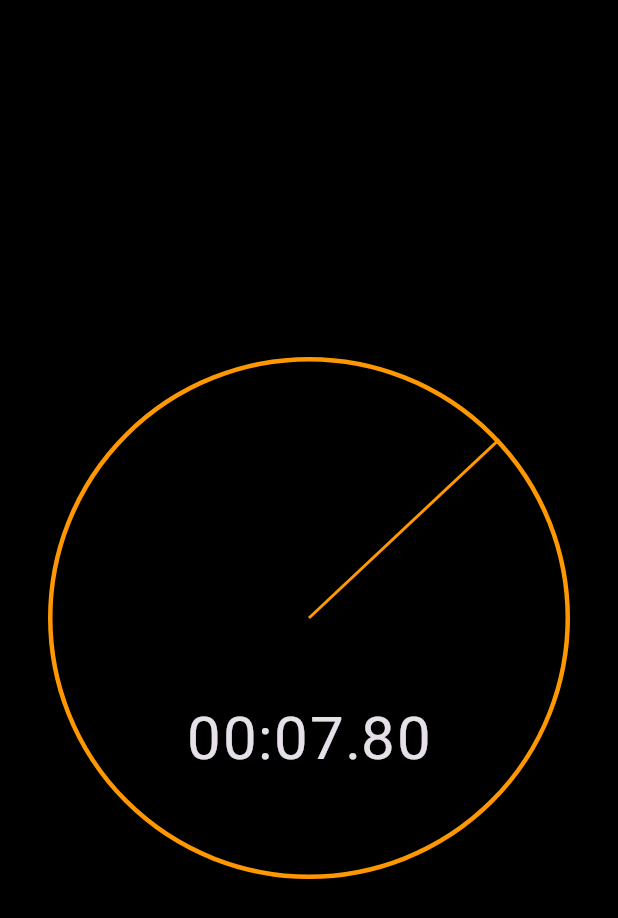
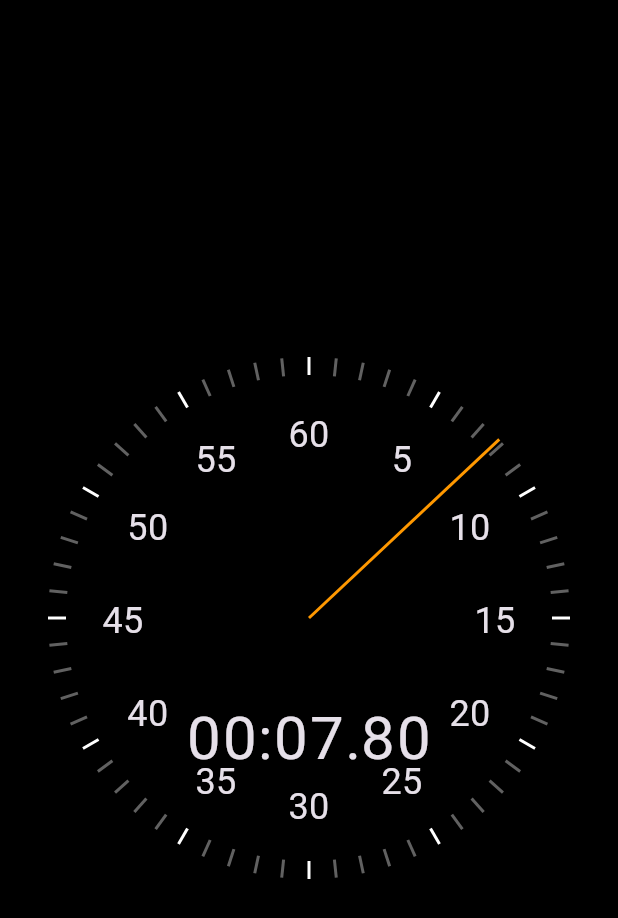
Before and after one commit to martinloesethjensen/flutter_animations_course, a Flutter app: the screen it shows after launch, on a phone screen of 412 x 824 dp. Shown: the top 918 px of the screen. Run offline on Flutter 3.47's test engine with Material 3 defaults, Android fonts, the light colour scheme and no system bars.

Commit message:
clock markers

```diff
--- /dev/null
+++ b/stopwatch_flutter/lib/ui/clock_markers.dart
@@ -0,0 +1,64 @@
+import 'dart:math';
+
+import 'package:flutter/material.dart';
+
+class ClockSecondsTickMarker extends StatelessWidget {
+  const ClockSecondsTickMarker({
+    super.key,
+    required this.seconds,
+    required this.radius,
+  });
+
+  final int seconds;
+  final double radius;
+
+  @override
+  Widget build(BuildContext context) {
+    final color = seconds % 5 == 0 ? Colors.white : Colors.grey[700];
+    const width = 2.0;
+    const height = 12.0;
+    return Transform(
+        alignment: Alignment.center,
+        transform: Matrix4.identity()
+          ..translate(-width / 2, -height / 2, 0)
+          ..rotateZ(2 * pi * (seconds / 60.0))
+          ..translate(0.0, radius - height / 2, 0.0),
+        child: Container(width: width, height: height, color: color));
+  }
+}
+
+class ClockTextMarker extends StatelessWidget {
+  const ClockTextMarker({
+    super.key,
+    required this.value,
+    required this.maxValue,
+    required this.radius,
+  });
+
+  final int value;
+  final int maxValue;
+  final double radius;
+
+  @override
+  Widget build(BuildContext context) {
+    const width = 40.0;
+    const height = 30.0;
+    return Transform(
+      alignment: Alignment.center,
+      transform: Matrix4.identity()
+        ..translate(-width / 2, -height / 2, 0)
+        ..rotateZ(pi + 2 * pi * (value / maxValue))
+        ..translate(0.0, radius - 50, 0.0)
+        ..rotateZ(pi - 2 * pi * (value / maxValue)),
+      child: SizedBox(
+        width: width,
+        height: height,
+        child: Text(
+          value.toString(),
+          style: const TextStyle(fontSize: 24),
+          textAlign: TextAlign.center,
+        ),
+      ),
+    );
+  }
+}
--- a/stopwatch_flutter/lib/ui/stopwatch_renderer.dart
+++ b/stopwatch_flutter/lib/ui/stopwatch_renderer.dart
@@ -2,6 +2,7 @@ import 'dart:math';
 
 import 'package:flutter/material.dart';
 import 'package:stopwatch_flutter/ui/clock_hand.dart';
+import 'package:stopwatch_flutter/ui/clock_markers.dart';
 import 'package:stopwatch_flutter/ui/elapsed_time_text.dart';
 
 class StopwatchRenderer extends StatelessWidget {
@@ -16,17 +17,25 @@ class StopwatchRenderer extends StatelessWidget {
 
   @override
   Widget build(BuildContext context) {
+    const color = Colors.orange;
     return Stack(
       children: [
-        Container(
-          decoration: BoxDecoration(
-            border: Border.all(
-              width: 3,
-              color: Colors.orange,
+        for (var i = 0; i < Duration.secondsPerMinute; i++)
+          Positioned(
+            left: radius,
+            top: radius,
+            child: ClockSecondsTickMarker(seconds: i, radius: radius),
+          ),
+        for (var i = 5; i <= Duration.secondsPerMinute; i += 5)
+          Positioned(
+            left: radius,
+            top: radius,
+            child: ClockTextMarker(
+              value: i,
+              maxValue: Duration.secondsPerMinute,
+              radius: radius,
             ),
-            shape: BoxShape.circle,
           ),
-        ),
         Positioned(
           left: radius,
           top: radius,
@@ -36,7 +45,7 @@ class StopwatchRenderer extends StatelessWidget {
                     elapsed.inMilliseconds,
             handThickness: 2,
             handLength: radius,
-            color: Colors.orange,
+            color: color,
           ),
         ),
         Positioned(
```
Also changed, not shown: stopwatch_flutter/pubspec.lock, 3 other files.
